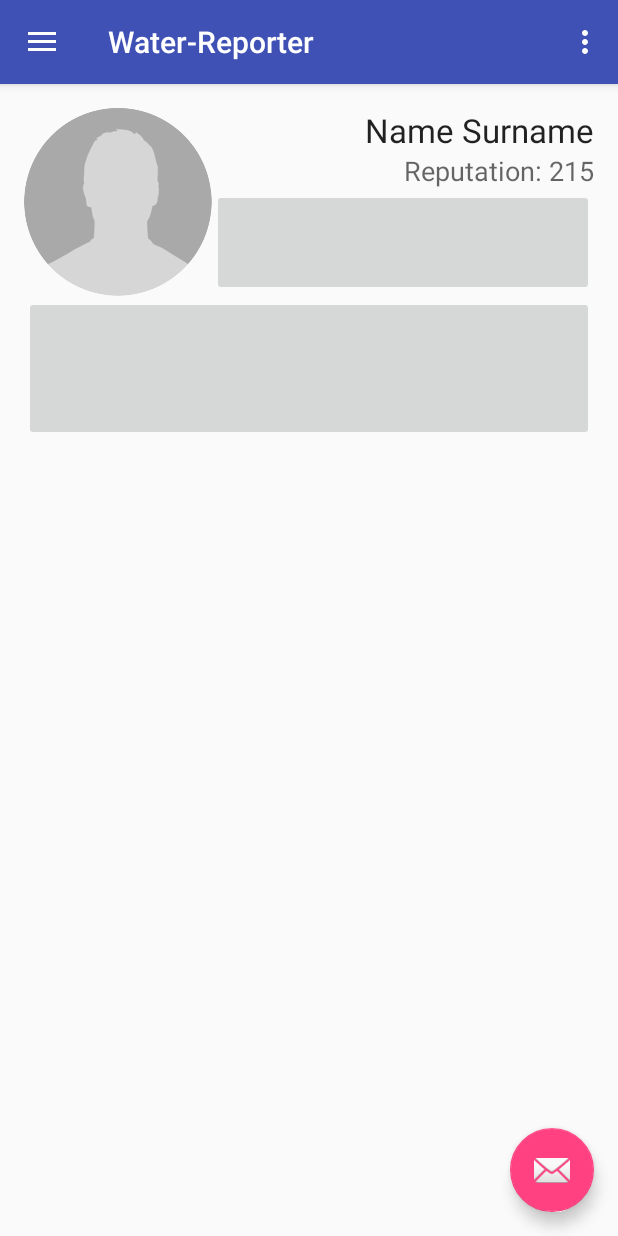
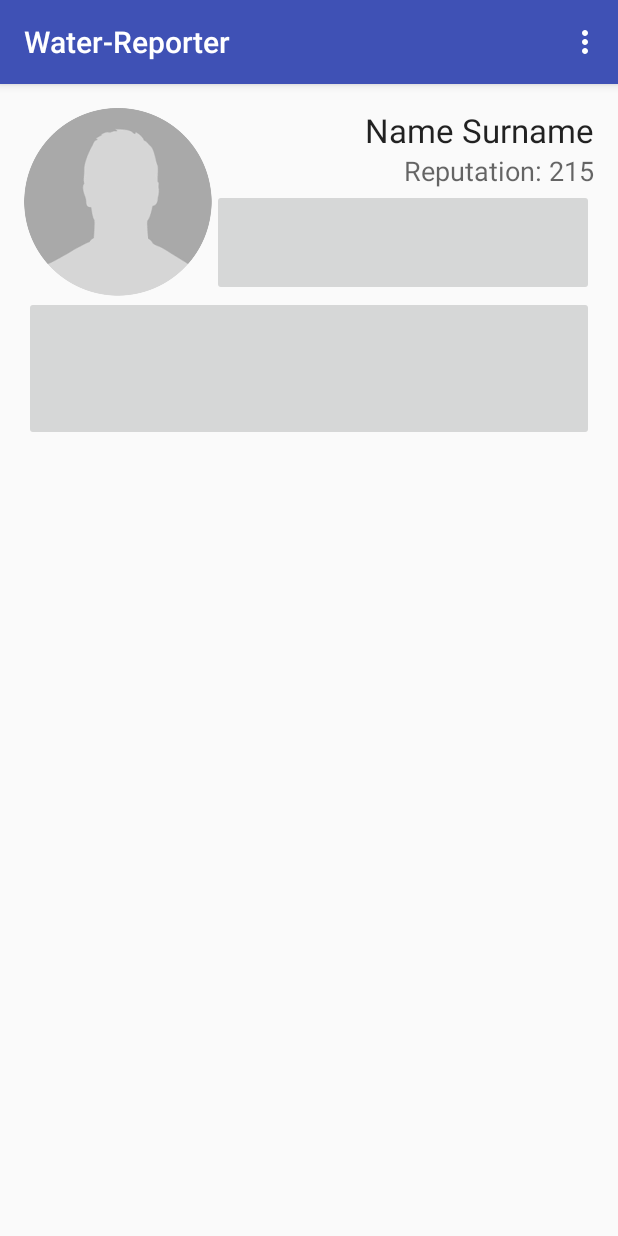
Before and after one commit to Adzwoolly/Water-Reporter, an Android app: the screen it shows after launch (MainActivity), on a phone screen of 412 x 824 dp. Run offline under Robolectric (Android 15) with nearby library versions, the phone set to English and light mode, and no system bars.

Commit message:
Removed the menu drawer and made a few other main activity changes.

```diff
--- a/app/src/main/java/adamwoollen/gmail/com/water_reporter/MainActivity.java
+++ b/app/src/main/java/adamwoollen/gmail/com/water_reporter/MainActivity.java
@@ -22,24 +22,6 @@ public class MainActivity extends AppCompatActivity
         setContentView(R.layout.activity_main);
         Toolbar toolbar = (Toolbar) findViewById(R.id.toolbar);
         setSupportActionBar(toolbar);
-
-        FloatingActionButton fab = (FloatingActionButton) findViewById(R.id.fab);
-        fab.setOnClickListener(new View.OnClickListener() {
-            @Override
-            public void onClick(View view) {
-                Snackbar.make(view, "Replace with your own action", Snackbar.LENGTH_LONG)
-                        .setAction("Action", null).show();
-            }
-        });
-
-        DrawerLayout drawer = (DrawerLayout) findViewById(R.id.drawer_layout);
-        ActionBarDrawerToggle toggle = new ActionBarDrawerToggle(
-                this, drawer, toolbar, R.string.navigation_drawer_open, R.string.navigation_drawer_close);
-        drawer.setDrawerListener(toggle);
-        toggle.syncState();
-
-        NavigationView navigationView = (NavigationView) findViewById(R.id.nav_view);
-        navigationView.setNavigationItemSelectedListener(this);
 
     }
 
--- a/app/src/main/res/layout/activity_main.xml
+++ b/app/src/main/res/layout/activity_main.xml
@@ -8,9 +8,4 @@
     <include layout="@layout/app_bar_main" android:layout_width="match_parent"
         android:layout_height="match_parent" />
 
-    <android.support.design.widget.NavigationView android:id="@+id/nav_view"
-        android:layout_width="wrap_content" android:layout_height="match_parent"
-        android:layout_gravity="start" android:fitsSystemWindows="true"
-        app:headerLayout="@layout/nav_header_main" app:menu="@menu/activity_main_drawer" />
-
 </android.support.v4.widget.DrawerLayout>
--- a/app/src/main/res/layout/app_bar_main.xml
+++ b/app/src/main/res/layout/app_bar_main.xml
@@ -17,9 +17,4 @@
 
     <include layout="@layout/content_main" />
 
-    <android.support.design.widget.FloatingActionButton android:id="@+id/fab"
-        android:layout_width="wrap_content" android:layout_height="wrap_content"
-        android:layout_gravity="bottom|end" android:layout_margin="@dimen/fab_margin"
-        android:src="@android:drawable/ic_dialog_email" />
-
 </android.support.design.widget.CoordinatorLayout>
```
Also changed, not shown: app/src/main/res/drawable/SevernTrentWaterLogo.png (deleted).
